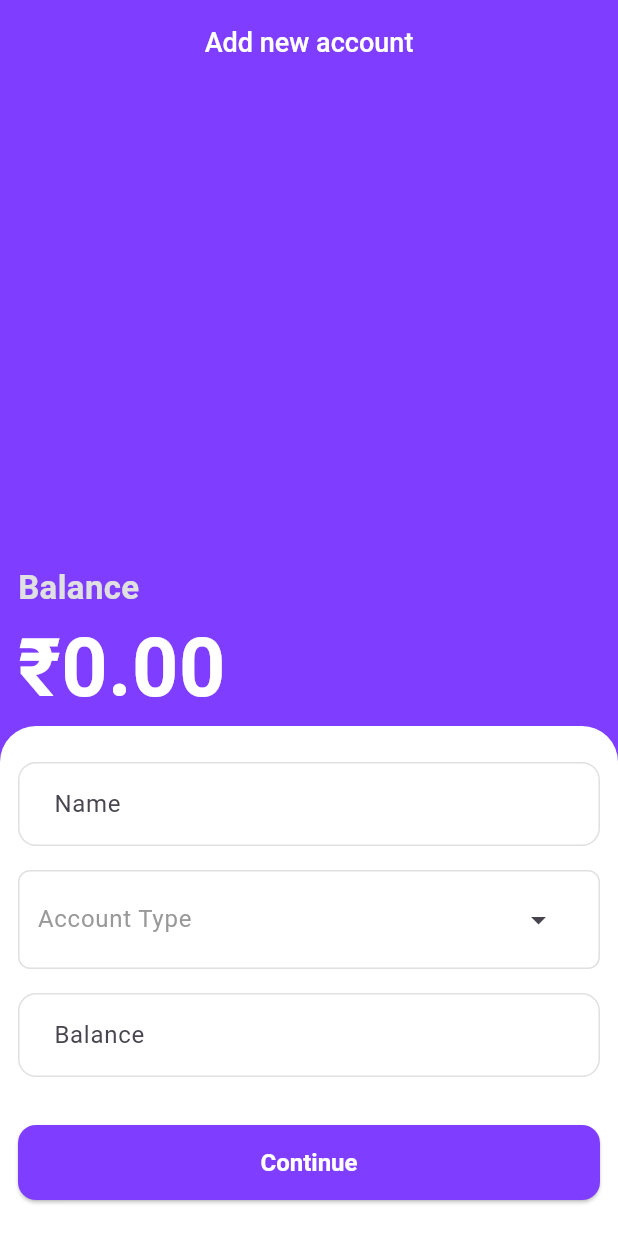
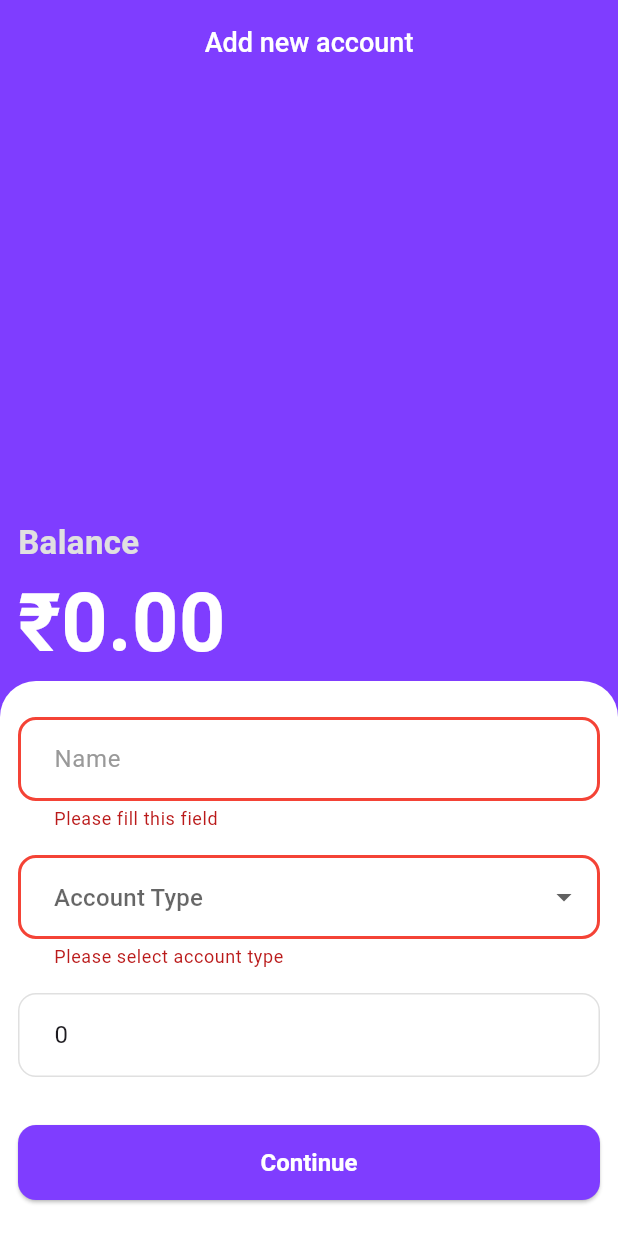
Before and after one commit to devendrab-dev/splendly, a Flutter app: the screen it shows after launch, after a tap on "Continue", on a phone screen of 412 x 824 dp. Run offline on Flutter 3.47's test engine with Material 3 defaults, Android fonts, the light colour scheme and no system bars; our stand-ins replace dio, flutter_riverpod, fluttertoast, fpdart, go_router, hive_flutter and 1 more; accounts and stored records are empty; generated files the repository leaves out were written again.

Commit message:
add account

```diff
--- a/lib/core/theme/app_input_decoration.dart
+++ /dev/null
@@ -1,35 +0,0 @@
-import 'package:flutter/material.dart';
-import 'app_colors.dart';
-
-class AppInputDecoration {
-  static InputDecoration textField({
-    required String hintText,
-    Widget? prefixIcon,
-    Widget? suffixIcon,
-  }) {
-    return InputDecoration(
-      labelText: hintText,
-      hintText: hintText,
-      prefixIcon: prefixIcon,
-      suffixIcon: suffixIcon,
-      contentPadding: const EdgeInsets.symmetric(vertical: 16, horizontal: 20),
-      enabledBorder: OutlineInputBorder(
-        borderRadius: BorderRadius.circular(12),
-        borderSide: BorderSide(color: AppColors.borderColor),
-      ),
-      focusedBorder: OutlineInputBorder(
-        borderRadius: BorderRadius.circular(12),
-        borderSide: BorderSide(color: AppColors.primary, width: 2),
-      ),
-      errorBorder: OutlineInputBorder(
-        borderRadius: BorderRadius.circular(12),
-        borderSide: BorderSide(color: AppColors.error, width: 2),
-      ),
-      focusedErrorBorder: OutlineInputBorder(
-        borderRadius: BorderRadius.circular(12),
-        borderSide: BorderSide(color: AppColors.error, width: 2),
-      ),
-      hintStyle: TextStyle(color: AppColors.hintText, fontSize: 16),
-    );
-  }
-}
--- a/lib/core/theme/app_theme.dart
+++ b/lib/core/theme/app_theme.dart
@@ -25,6 +25,29 @@ class AppTheme {
         side: BorderSide(color: AppColors.primary, width: 2),
         shape: RoundedRectangleBorder(borderRadius: BorderRadius.circular(4)),
       ),
+      inputDecorationTheme: InputDecorationTheme(
+        contentPadding: const EdgeInsets.symmetric(
+          vertical: 16,
+          horizontal: 20,
+        ),
+        enabledBorder: OutlineInputBorder(
+          borderRadius: BorderRadius.circular(12),
+          borderSide: BorderSide(color: AppColors.borderColor),
+        ),
+        focusedBorder: OutlineInputBorder(
+          borderRadius: BorderRadius.circular(12),
+          borderSide: BorderSide(color: AppColors.primary, width: 2),
+        ),
+        errorBorder: OutlineInputBorder(
+          borderRadius: BorderRadius.circular(12),
+          borderSide: BorderSide(color: AppColors.error, width: 2),
+        ),
+        focusedErrorBorder: OutlineInputBorder(
+          borderRadius: BorderRadius.circular(12),
+          borderSide: BorderSide(color: AppColors.error, width: 2),
+        ),
+        hintStyle: TextStyle(color: AppColors.hintText, fontSize: 16),
+      ),
     );
   }
 }
--- /dev/null
+++ b/lib/features/accounts/data/providers/balance_provider.dart
@@ -0,0 +1,16 @@
+import 'package:flutter_riverpod/legacy.dart';
+import 'package:intl/intl.dart';
+
+String formattedBalance({String? balance}) {
+  final value = double.tryParse(balance ?? "0") ?? 0;
+  final formatter = NumberFormat.currency(
+    locale: 'en_IN',
+    symbol: '₹',
+    decimalDigits: 2,
+  );
+  return formatter.format(value);
+}
+
+final balanceProvider = StateProvider<String>((_) {
+  return formattedBalance();
+});
--- a/lib/features/accounts/presentation/screens/add_account.dart
+++ b/lib/features/accounts/presentation/screens/add_account.dart
@@ -1,30 +1,48 @@
 import 'package:flutter/material.dart';
+import 'package:flutter_riverpod/flutter_riverpod.dart';
 import 'package:money_tracker/core/constants/account_types.dart';
 import 'package:money_tracker/core/theme/app_colors.dart';
-import 'package:money_tracker/core/theme/app_input_decoration.dart';
 import 'package:money_tracker/core/theme/app_text_style.dart';
 import 'package:money_tracker/core/widgets/custom_button.dart';
+import 'package:money_tracker/core/widgets/toast_message.dart';
+import 'package:money_tracker/features/accounts/data/providers/balance_provider.dart';
 import 'package:money_tracker/features/accounts/presentation/widgets/card_number.dart';
-import 'package:intl/intl.dart';
 
-class AddAccount extends StatefulWidget {
+class AddAccount extends ConsumerStatefulWidget {
   const AddAccount({super.key});
 
   @override
-  State<AddAccount> createState() => _AddAccountState();
+  ConsumerState<AddAccount> createState() => _AddAccountState();
 }
 
-class _AddAccountState extends State<AddAccount> {
+class _AddAccountState extends ConsumerState<AddAccount> {
   final TextEditingController nameController = TextEditingController();
-  final TextEditingController balanceController = TextEditingController();
+  final TextEditingController balanceController = TextEditingController(
+    text: "0",
+  );
+  final _formKey = GlobalKey<FormState>();
   int? selectedIndex;
 
   @override
   void initState() {
+    balanceController.addListener(() {
+      if (balanceController.text == "") {
+        balanceController.value = TextEditingValue(text: "0");
+        return;
+      }
+      if (balanceController.text.length > 1 &&
+          balanceController.text.startsWith('0')) {
+        final newText = balanceController.text.replaceFirst(RegExp(r'^0+'), '');
+        balanceController.value = TextEditingValue(
+          text: newText,
+          selection: TextSelection.collapsed(offset: newText.length),
+        );
+      }
+      ref.read(balanceProvider.notifier).state = formattedBalance(
+        balance: balanceController.text.trim(),
+      );
+    });
     super.initState();
-    balanceController.addListener(() {
-      setState(() {});
-    });
   }
 
   @override
@@ -34,22 +52,11 @@ class _AddAccountState extends State<AddAccount> {
     super.dispose();
   }
 
-  String get formattedBalance {
-    final value = double.tryParse(balanceController.text.trim()) ?? 0;
-    final formatter = NumberFormat.currency(
-      locale: 'en_IN',
-      symbol: '₹',
-      decimalDigits: 2,
-    );
-    return formatter.format(value);
-  }
-
   @override
   Widget build(BuildContext context) {
     return Scaffold(
       backgroundColor: AppColors.primary,
       appBar: AppBar(
-        automaticallyImplyLeading: true,
         backgroundColor: AppColors.primary,
         title: Text(
           "Add new account",
@@ -79,18 +86,17 @@ class _AddAccountState extends State<AddAccount> {
                             color: AppColors.borderColor,
                           ),
                         ),
-                        AnimatedSwitcher(
-                          duration: const Duration(milliseconds: 300),
-                          transitionBuilder: (child, anim) =>
-                              FadeTransition(opacity: anim, child: child),
-                          child: Text(
-                            formattedBalance,
-                            key: ValueKey(formattedBalance),
+                        Consumer(
+                          builder: (_, ref, _) {
+                            final balance = ref.watch(balanceProvider);
+                            return Text(
+                              balance,
                               style: AppTextStyles.heading1.copyWith(
                                 fontSize: 54,
                                 color: AppColors.whiteColor,
                               ),
-                          ),
+                            );
+                          },
                         ),
                       ],
                     ),
@@ -107,48 +113,40 @@ class _AddAccountState extends State<AddAccount> {
                         topRight: Radius.circular(24),
                       ),
                     ),
+                    child: Form(
+                      key: _formKey,
                       child: Column(
                         children: [
-                        TextField(
+                          TextFormField(
                             controller: nameController,
-                          decoration: AppInputDecoration.textField(
-                            hintText: "Name",
+                            decoration: InputDecoration(hintText: "Name"),
+                            validator: (value) {
+                              if (value == null || value.trim().isEmpty) {
+                                return "Please fill this field";
+                              }
+                              return null;
+                            },
+                          ),
+                          const SizedBox(height: 16),
+                          DropdownButtonFormField<int>(
+                            decoration: const InputDecoration(
+                              hintText: "Account Type",
+                              border: OutlineInputBorder(),
+                            ),
+                            items: List.generate(
+                              accountTypes.length,
+                              (index) => DropdownMenuItem<int>(
+                                value: index,
+                                child: Text(accountTypes[index].name),
                               ),
                             ),
-                        const SizedBox(height: 16),
-                        Container(
-                          decoration: BoxDecoration(
-                            border: Border.all(color: AppColors.borderColor),
-                            borderRadius: BorderRadius.circular(8),
-                          ),
-                          padding: const EdgeInsets.symmetric(
-                            horizontal: 12,
-                            vertical: 4,
-                          ),
-                          child: DropdownMenu<int>(
-                            width: double.infinity,
-                            hintText: "Account Type",
-                            inputDecorationTheme: InputDecorationTheme(
-                              border: InputBorder.none,
-                              hintStyle: TextStyle(
-                                color: AppColors.hintText,
-                                fontSize: 16,
-                                fontWeight: FontWeight.w400,
-                              ),
-                            ),
-                            onSelected: (value) {
-                              setState(() => selectedIndex = value);
+                            onChanged: (value) {
+                              selectedIndex = value;
+                              setState(() {});
                             },
-                            dropdownMenuEntries: List.generate(
-                              accountTypes.length,
-                              (index) {
-                                return DropdownMenuEntry<int>(
-                                  value: index,
-                                  label: accountTypes[index].name,
-                                );
-                              },
-                            ),
-                          ),
+                            validator: (value) => value == null
+                                ? "Please select account type"
+                                : null,
                           ),
                           if (selectedIndex != null)
                             Column(
@@ -192,15 +190,25 @@ class _AddAccountState extends State<AddAccount> {
                           TextField(
                             controller: balanceController,
                             keyboardType: TextInputType.number,
-                          decoration: AppInputDecoration.textField(
+                            maxLength: 5,
+                            decoration: InputDecoration(
+                              counterText: "",
                               hintText: "Balance",
                             ),
                           ),
                           const SizedBox(height: 16),
                           if (selectedIndex == 1) const CardNumberField(),
                           const SizedBox(height: 16),
-                        CustomButton(onTap: () {}, title: "Continue"),
+                          CustomButton(
+                            onTap: () {
+                              if (_formKey.currentState!.validate()) {
+                                showToast(message: "message");
+                              }
+                            },
+                            title: "Continue",
+                          ),
                         ],
+                      ),
                     ),
                   ),
                 ],
--- a/lib/features/accounts/presentation/widgets/card_number.dart
+++ b/lib/features/accounts/presentation/widgets/card_number.dart
@@ -33,7 +33,7 @@ class _CardNumberFieldState extends State<CardNumberField> {
             });
           },
         ),
-        TextField(
+        TextFormField(
           controller: _controller,
           keyboardType: TextInputType.number,
           maxLength: _enterFull ? 16 : 4,
@@ -45,6 +45,17 @@ class _CardNumberFieldState extends State<CardNumberField> {
             counterText: "",
             border: OutlineInputBorder(borderRadius: BorderRadius.circular(12)),
           ),
+          validator: (value) {
+            if (value == null || value.isEmpty) {
+              return "This field is required";
+            }
+            if (_enterFull && value.length != 16) {
+              return "Must be exactly 16 digits";
+            } else if (!_enterFull && value.length != 4) {
+              return "Must be exactly 4 digits";
+            }
+            return null;
+          },
         ),
       ],
     );
--- a/lib/features/auth/presentation/screens/login.dart
+++ b/lib/features/auth/presentation/screens/login.dart
@@ -5,7 +5,6 @@ import 'package:go_router/go_router.dart';
 import 'package:money_tracker/core/network/app_failure.dart';
 import 'package:money_tracker/core/providers/router_provider.dart';
 import 'package:money_tracker/core/theme/app_colors.dart';
-import 'package:money_tracker/core/theme/app_input_decoration.dart';
 import 'package:money_tracker/core/theme/app_text_style.dart';
 import 'package:money_tracker/core/widgets/custom_button.dart';
 import 'package:money_tracker/core/widgets/toast_message.dart';
@@ -65,7 +64,7 @@ class _LoginPageState extends ConsumerState<LoginPage> {
                 TextFormField(
                   controller: emailController,
                   keyboardType: TextInputType.emailAddress,
-                  decoration: AppInputDecoration.textField(hintText: "Email"),
+                  decoration: InputDecoration(hintText: "Email"),
                   validator: (value) {
                     if (value == null || value.isEmpty) {
                       return 'Please enter your email';
@@ -83,7 +82,7 @@ class _LoginPageState extends ConsumerState<LoginPage> {
                 TextFormField(
                   controller: passwordController,
                   obscureText: _obscureText,
-                  decoration: AppInputDecoration.textField(
+                  decoration: InputDecoration(
                     hintText: "Password",
                     suffixIcon: IconButton(
                       icon: Icon(
--- a/lib/features/auth/presentation/screens/signup.dart
+++ b/lib/features/auth/presentation/screens/signup.dart
@@ -4,7 +4,6 @@ import 'package:go_router/go_router.dart';
 import 'package:money_tracker/core/constants/app_assets.dart';
 import 'package:money_tracker/core/providers/router_provider.dart';
 import 'package:money_tracker/core/theme/app_colors.dart';
-import 'package:money_tracker/core/theme/app_input_decoration.dart';
 import 'package:money_tracker/core/theme/app_text_style.dart';
 import 'package:money_tracker/core/widgets/custom_button.dart';
 import 'package:money_tracker/core/widgets/toast_message.dart';
@@ -51,7 +50,7 @@ class _SignUpPageState extends State<SignUpPage> {
                 SizedBox(height: 38),
                 TextFormField(
                   controller: nameController,
-                  decoration: AppInputDecoration.textField(hintText: "Name"),
+                  decoration: InputDecoration(hintText: "Name"),
                   validator: (value) {
                     if (value == null || value.isEmpty) {
                       return 'Please enter your name';
@@ -63,7 +62,7 @@ class _SignUpPageState extends State<SignUpPage> {
                 TextFormField(
                   controller: emailController,
                   keyboardType: TextInputType.emailAddress,
-                  decoration: AppInputDecoration.textField(hintText: "Email"),
+                  decoration: InputDecoration(hintText: "Email"),
                   validator: (value) {
                     if (value == null || value.isEmpty) {
                       return 'Please enter your email';
@@ -81,7 +80,7 @@ class _SignUpPageState extends State<SignUpPage> {
                 TextFormField(
                   controller: passwordController,
                   obscureText: _obscureText,
-                  decoration: AppInputDecoration.textField(
+                  decoration: InputDecoration(
                     hintText: "Password",
                     suffixIcon: IconButton(
                       icon: Icon(
```
Lines whose indentation alone changed are shown as unchanged.
